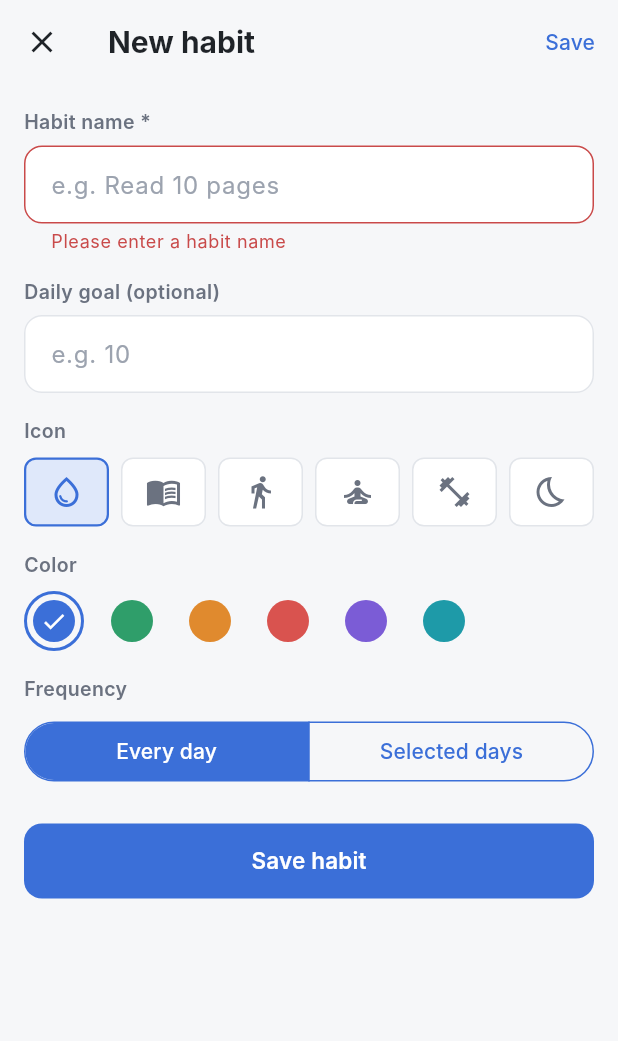
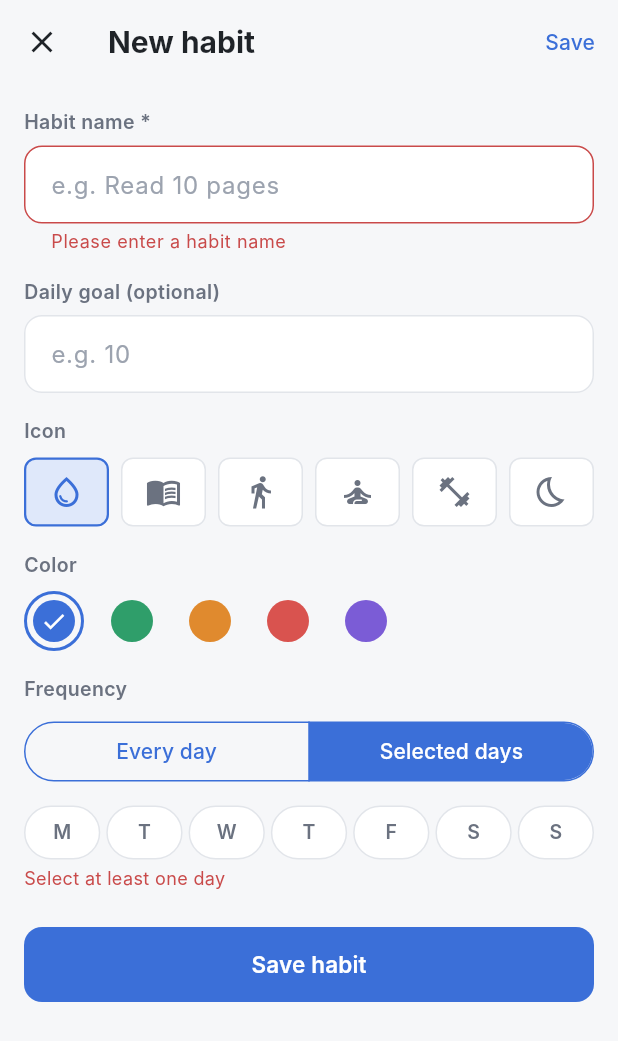
Before and after one commit to necdetalpozdemir/CS310PROJECT, a Flutter app: the AddEditHabitScreen screen opened by its route, after a tap on "Save habit", on a phone screen of 412 x 824 dp. Shown: the top 1041 px of the screen. Run offline on Flutter 3.47's test engine with Material 3 defaults, Android fonts, the phone set to English and light mode, and no system bars.

Commit message:
Match Add/Edit Habit form to the wireframes

```diff
--- a/lib/screens/habits/add_edit_habit_screen.dart
+++ b/lib/screens/habits/add_edit_habit_screen.dart
@@ -44,9 +44,11 @@ class _AddEditHabitScreenState extends State<AddEditHabitScreen> {
     );
     _icon = habit?.icon ?? HabitData.icons.first;
     _color = habit?.color ?? AppColors.habitColors.first;
-    _everyDay = habit?.isEveryDay ?? true;
-    // Switching to "Selected days" starts with a useful default.
-    _selectedDays = _everyDay ? {1, 3, 5} : {...habit!.days};
+    _everyDay = habit?.isEveryDay ?? false;
+    // No day is chosen until the user picks one.
+    _selectedDays = habit == null || habit.isEveryDay
+        ? <int>{}
+        : {...habit.days};
   }
 
   @override
@@ -92,6 +94,7 @@ class _AddEditHabitScreenState extends State<AddEditHabitScreen> {
       habit
         ..name = name
         ..dailyGoal = goal
+        ..goalUnit = goal == null ? null : habit.goalUnit
         ..icon = _icon
         ..color = _color
         ..days = {...days};
@@ -180,13 +183,18 @@ class _AddEditHabitScreenState extends State<AddEditHabitScreen> {
                     Validators.notEmpty(value, 'a habit name'),
               ),
               const SizedBox(height: AppSpacing.lg),
-              AppTextField(
-                label: 'Daily goal (optional)',
-                hintText: 'e.g. 10',
+              const Text('Daily goal (optional)', style: AppTextStyles.label),
+              const SizedBox(height: AppSpacing.xs + 2),
+              TextFormField(
                 controller: _goalController,
                 keyboardType: TextInputType.number,
                 textInputAction: TextInputAction.done,
                 validator: _validateGoal,
+                decoration: InputDecoration(
+                  hintText: 'e.g. 10',
+                  suffixText: widget.habit?.goalUnit,
+                  errorMaxLines: 2,
+                ),
               ),
               const SizedBox(height: AppSpacing.lg),
               const Text('Icon', style: AppTextStyles.label),
@@ -270,7 +278,7 @@ class _AddEditHabitScreenState extends State<AddEditHabitScreen> {
       spacing: AppSpacing.md,
       runSpacing: AppSpacing.sm,
       children: [
-        for (final color in AppColors.habitColors)
+        for (final color in AppColors.habitColors.take(5))
           InkWell(
             customBorder: const CircleBorder(),
             onTap: () => setState(() => _color = color),
```
